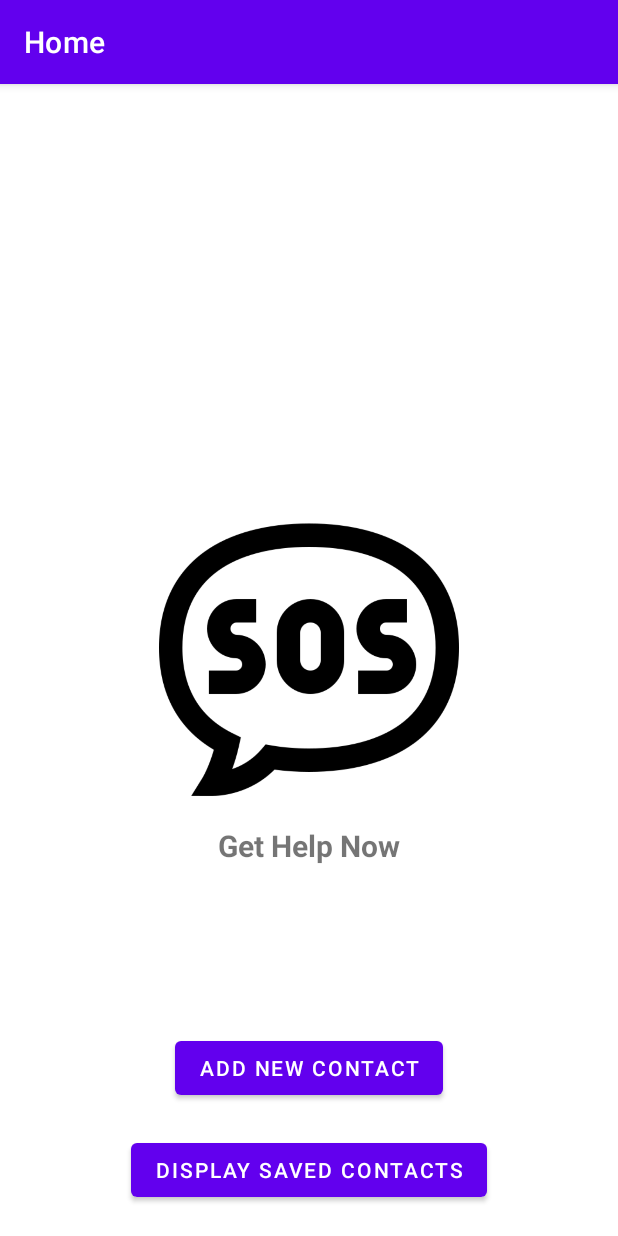
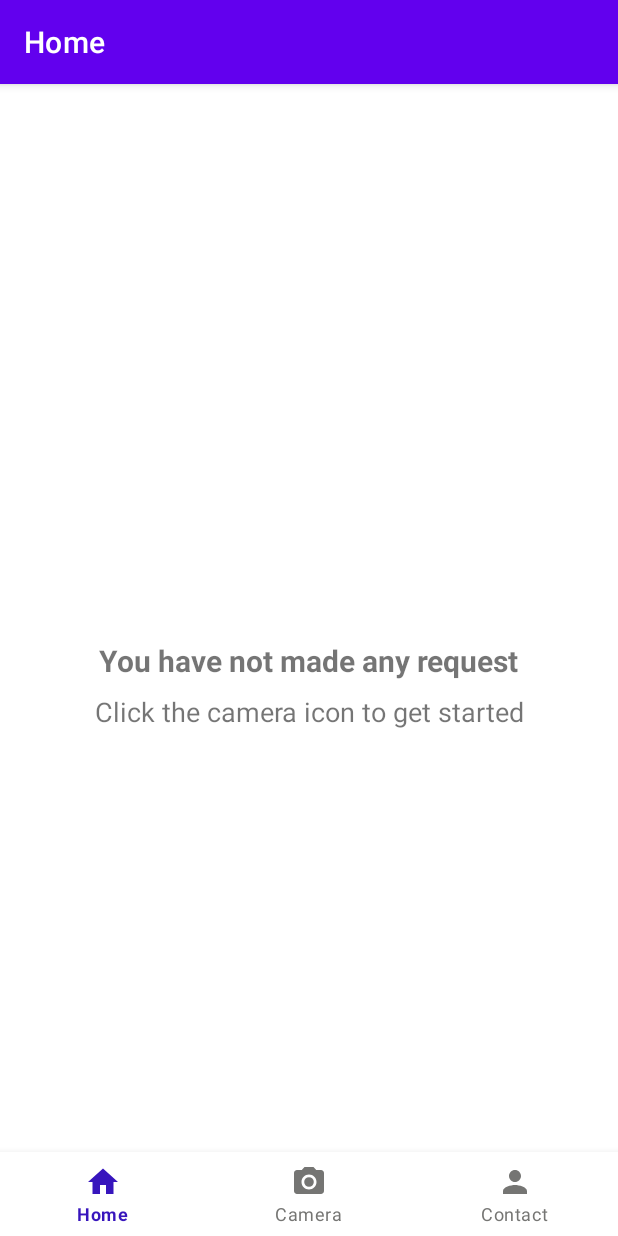
Before and after one commit to Sir-Dave/SOS-App, an Android app: the screen it shows after launch (MainActivity), on a phone screen of 412 x 824 dp. Run offline under Robolectric (Android 15) with nearby library versions, the phone set to English and light mode, and no system bars; our stand-ins replace Dagger/Hilt's generated code, navigation-ui.

Commit message:
Refactored UI to use bottomNavigation

```diff
--- a/app/src/main/java/com/sirdave/sosapp/ui/MainActivity.kt
+++ b/app/src/main/java/com/sirdave/sosapp/ui/MainActivity.kt
@@ -1,20 +1,56 @@
 package com.sirdave.sosapp.ui
 
 import android.os.Bundle
+import android.view.View
 import androidx.appcompat.app.AppCompatActivity
+import androidx.navigation.NavController
 import androidx.navigation.findNavController
+import androidx.navigation.ui.AppBarConfiguration
 import androidx.navigation.ui.setupActionBarWithNavController
+import androidx.navigation.ui.setupWithNavController
+import com.google.android.material.bottomnavigation.BottomNavigationView
 import com.sirdave.sosapp.R
 import dagger.hilt.android.AndroidEntryPoint
 
 @AndroidEntryPoint
 class MainActivity : AppCompatActivity() {
 
+    private lateinit var bottomNavView: BottomNavigationView
+
     override fun onCreate(savedInstanceState: Bundle?) {
         super.onCreate(savedInstanceState)
         setContentView(R.layout.activity_main)
+        bottomNavView = findViewById(R.id.bottom_nav_view)
 
         val navController = findNavController(R.id.nav_host_fragment_activity_main)
-        setupActionBarWithNavController(navController)
+
+        val appBarConfiguration = AppBarConfiguration(
+            setOf(
+                R.id.navigation_home, R.id.navigation_camera, R.id.navigation_contact
+            )
+        )
+
+        setupActionBarWithNavController(navController, appBarConfiguration)
+        bottomNavView.setupWithNavController(navController)
+        setupBottomNav(navController)
+    }
+
+    private fun setupBottomNav(navController: NavController) {
+        navController.addOnDestinationChangedListener { _, destination, _ ->
+            when (destination.id) {
+                R.id.navigation_home -> showBottomNav()
+                R.id.navigation_camera -> showBottomNav()
+                R.id.navigation_contact -> showBottomNav()
+                else -> hideBottomNav()
+            }
+        }
+    }
+
+    private fun showBottomNav() {
+        bottomNavView.visibility = View.VISIBLE
+    }
+
+    private fun hideBottomNav() {
+        bottomNavView.visibility = View.GONE
     }
 }
--- a/app/src/main/java/com/sirdave/sosapp/ui/fragments/HomeFragment.kt
+++ b/app/src/main/java/com/sirdave/sosapp/ui/fragments/HomeFragment.kt
@@ -5,9 +5,6 @@ import androidx.fragment.app.Fragment
 import android.view.LayoutInflater
 import android.view.View
 import android.view.ViewGroup
-import android.widget.Button
-import android.widget.ImageView
-import androidx.navigation.Navigation
 import com.sirdave.sosapp.R
 
 class HomeFragment : Fragment() {
@@ -17,25 +14,6 @@ class HomeFragment : Fragment() {
         savedInstanceState: Bundle?): View? {
         val view = inflater.inflate(R.layout.fragment_home, container, false)
 
-        val addNewContact : Button = view.findViewById(R.id.addContact)
-        val displayContact: Button = view.findViewById(R.id.displayContact)
-        val imageView: ImageView = view.findViewById(R.id.imageView)
-
-        imageView.setOnClickListener{
-            val navController = Navigation.findNavController(it)
-            navController.navigate(R.id.openCamera)
-        }
-
-        addNewContact.setOnClickListener {
-            val navController = Navigation.findNavController(it)
-            navController.navigate(R.id.newContact)
-        }
-
-        displayContact.setOnClickListener {
-            val navController = Navigation.findNavController(it)
-            navController.navigate(R.id.viewContactList)
-        }
-
         return view
     }
 }
--- /dev/null
+++ b/app/src/main/res/drawable/bottom_navigation_selector.xml
@@ -0,0 +1,9 @@
+<?xml version="1.0" encoding="utf-8"?>
+<selector xmlns:android="http://schemas.android.com/apk/res/android">
+<item
+    android:state_checked="true"
+    android:color="@color/nav_background"/>
+
+<item
+    android:color="@color/grey" />
+</selector>
--- /dev/null
+++ b/app/src/main/res/drawable/ic_baseline_camera_alt_24.xml
@@ -0,0 +1,6 @@
+<vector android:height="24dp" android:tint="#FFFFFF"
+    android:viewportHeight="24" android:viewportWidth="24"
+    android:width="24dp" xmlns:android="http://schemas.android.com/apk/res/android">
+    <path android:fillColor="@android:color/white" android:pathData="M12,12m-3.2,0a3.2,3.2 0,1 1,6.4 0a3.2,3.2 0,1 1,-6.4 0"/>
+    <path android:fillColor="@android:color/white" android:pathData="M9,2L7.17,4L4,4c-1.1,0 -2,0.9 -2,2v12c0,1.1 0.9,2 2,2h16c1.1,0 2,-0.9 2,-2L22,6c0,-1.1 -0.9,-2 -2,-2h-3.17L15,2L9,2zM12,17c-2.76,0 -5,-2.24 -5,-5s2.24,-5 5,-5 5,2.24 5,5 -2.24,5 -5,5z"/>
+</vector>
--- /dev/null
+++ b/app/src/main/res/drawable/ic_baseline_home_24.xml
@@ -0,0 +1,5 @@
+<vector android:height="24dp" android:tint="#FFFFFF"
+    android:viewportHeight="24" android:viewportWidth="24"
+    android:width="24dp" xmlns:android="http://schemas.android.com/apk/res/android">
+    <path android:fillColor="@android:color/white" android:pathData="M10,20v-6h4v6h5v-8h3L12,3 2,12h3v8z"/>
+</vector>
--- /dev/null
+++ b/app/src/main/res/drawable/ic_baseline_person_24.xml
@@ -0,0 +1,5 @@
+<vector android:height="24dp" android:tint="#FFFFFF"
+    android:viewportHeight="24" android:viewportWidth="24"
+    android:width="24dp" xmlns:android="http://schemas.android.com/apk/res/android">
+    <path android:fillColor="@android:color/white" android:pathData="M12,12c2.21,0 4,-1.79 4,-4s-1.79,-4 -4,-4 -4,1.79 -4,4 1.79,4 4,4zM12,14c-2.67,0 -8,1.34 -8,4v2h16v-2c0,-2.66 -5.33,-4 -8,-4z"/>
+</vector>
--- a/app/src/main/res/layout/activity_main.xml
+++ b/app/src/main/res/layout/activity_main.xml
@@ -20,4 +20,18 @@
         app:layout_constraintTop_toTopOf="parent"
         app:navGraph="@navigation/navigation" />
 
+    <com.google.android.material.bottomnavigation.BottomNavigationView
+        android:id="@+id/bottom_nav_view"
+        android:layout_width="0dp"
+        android:layout_height="wrap_content"
+        android:layout_marginStart="0dp"
+        android:layout_marginEnd="0dp"
+        android:backgroundTint="@android:color/background_dark"
+        app:itemIconTint="@drawable/bottom_navigation_selector"
+        app:itemTextColor="@drawable/bottom_navigation_selector"
+        app:layout_constraintBottom_toBottomOf="parent"
+        app:layout_constraintLeft_toLeftOf="parent"
+        app:layout_constraintRight_toRightOf="parent"
+        app:menu="@menu/bottom_nav_menu" />
+
 </androidx.constraintlayout.widget.ConstraintLayout>
--- a/app/src/main/res/layout/fragment_home.xml
+++ b/app/src/main/res/layout/fragment_home.xml
@@ -7,47 +7,27 @@
     android:layout_height="match_parent"
     tools:context=".ui.fragments.HomeFragment">
 
-    <ImageView
-        android:layout_width="200dp"
-        android:layout_height="200dp"
-        android:id="@+id/imageView"
-        app:layout_constraintTop_toTopOf="parent"
-        app:layout_constraintStart_toStartOf="parent"
-        app:layout_constraintBottom_toBottomOf="parent"
-        app:layout_constraintEnd_toEndOf="parent"
-        android:src="@drawable/app_icon"/>
-
     <TextView
         android:id="@+id/textView"
         android:layout_width="wrap_content"
         android:layout_height="wrap_content"
-        android:text="@string/get_help_now"
+        android:text="@string/you_have_not_made_any_request"
         android:textStyle="bold"
         android:textSize="20sp"
         app:layout_constraintEnd_toEndOf="parent"
-        android:layout_marginTop="10dp"
+        app:layout_constraintTop_toTopOf="parent"
         app:layout_constraintStart_toStartOf="parent"
-        app:layout_constraintTop_toBottomOf="@id/imageView"/>
+        app:layout_constraintBottom_toBottomOf="parent"/>
 
-    <Button
+    <TextView
+        android:id="@+id/textView2"
         android:layout_width="wrap_content"
         android:layout_height="wrap_content"
-        android:id="@+id/addContact"
+        android:text="@string/click_the_camera_icon_to_get_started"
+        android:textSize="18sp"
+        android:layout_marginTop="8dp"
         app:layout_constraintStart_toStartOf="parent"
         app:layout_constraintEnd_toEndOf="parent"
-        app:layout_constraintBottom_toTopOf="@id/displayContact"
-        android:layout_marginBottom="20dp"
-        android:text="@string/add_new_contact" />
-
-    <Button
-        android:layout_width="wrap_content"
-        android:layout_height="wrap_content"
-        android:id="@+id/displayContact"
-        app:layout_constraintStart_toStartOf="parent"
-        app:layout_constraintEnd_toEndOf="parent"
-        app:layout_constraintBottom_toBottomOf="parent"
-        android:layout_marginBottom="20dp"
-        android:text="@string/display_saved_contacts" />
-
+        app:layout_constraintTop_toBottomOf="@id/textView"/>
 
 </androidx.constraintlayout.widget.ConstraintLayout>
--- /dev/null
+++ b/app/src/main/res/menu/bottom_nav_menu.xml
@@ -0,0 +1,19 @@
+<?xml version="1.0" encoding="utf-8"?>
+<menu xmlns:android="http://schemas.android.com/apk/res/android">
+
+    <item
+        android:id="@+id/navigation_home"
+        android:title="@string/home"
+        android:icon="@drawable/ic_baseline_home_24" />
+
+    <item
+        android:id="@+id/navigation_camera"
+        android:title="@string/camera"
+        android:icon="@drawable/ic_baseline_camera_alt_24" />
+
+    <item
+        android:id="@+id/navigation_contact"
+        android:title="@string/contact"
+        android:icon="@drawable/ic_baseline_person_24"/>
+
+</menu>
--- a/app/src/main/res/navigation/navigation.xml
+++ b/app/src/main/res/navigation/navigation.xml
@@ -11,18 +11,6 @@
         android:label="Home"
         tools:layout="@layout/fragment_home">
 
-        <action
-            android:id="@+id/openCamera"
-            app:destination="@id/navigation_camera" />
-
-        <action
-            android:id="@+id/newContact"
-            app:destination="@id/navigation_contact" />
-
-        <action
-            android:id="@+id/viewContactList"
-            app:destination="@id/navigation_contact_list" />
-
     </fragment>
 
     <fragment
@@ -30,6 +18,10 @@
         android:name="com.sirdave.sosapp.ui.fragments.ContactListFragment"
         android:label="Contact List"
         tools:layout="@layout/contact_list_fragment">
+
+        <action
+            android:id="@+id/newContact"
+            app:destination="@id/navigation_contact" />
 
         <action
             android:id="@+id/viewContact"
--- a/app/src/main/res/values/colors.xml
+++ b/app/src/main/res/values/colors.xml
@@ -7,4 +7,6 @@
     <color name="teal_700">#FF018786</color>
     <color name="black">#FF000000</color>
     <color name="white">#FFFFFFFF</color>
+    <color name="grey">#757573</color>
+    <color name="nav_background">#3715BD</color>
 </resources>
--- a/app/src/main/res/values/strings.xml
+++ b/app/src/main/res/values/strings.xml
@@ -1,6 +1,5 @@
 <resources>
     <string name="app_name">SOS App</string>
-    <!-- TODO: Remove or change this placeholder text -->
     <string name="hello_blank_fragment">Hello blank fragment</string>
     <string name="get_help_now">Get Help Now</string>
     <string name="add_new_contact">Add New Contact</string>
@@ -9,4 +8,9 @@
     <string name="contact_phone_no">Contact Phone No</string>
     <string name="create_new_contact">Create New Contact</string>
     <string name="contact_name">Contact Name</string>
+    <string name="home">Home</string>
+    <string name="camera">Camera</string>
+    <string name="contact">Contact</string>
+    <string name="you_have_not_made_any_request">You have not made any request</string>
+    <string name="click_the_camera_icon_to_get_started">Click the camera icon to get started</string>
 </resources>
```
